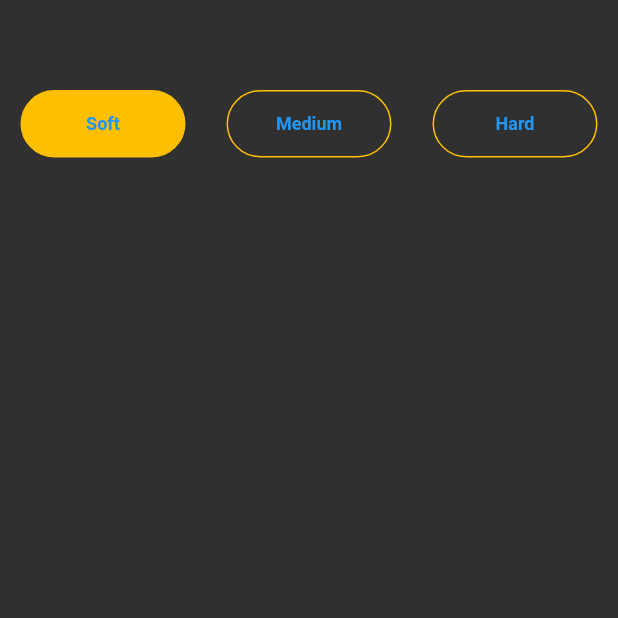
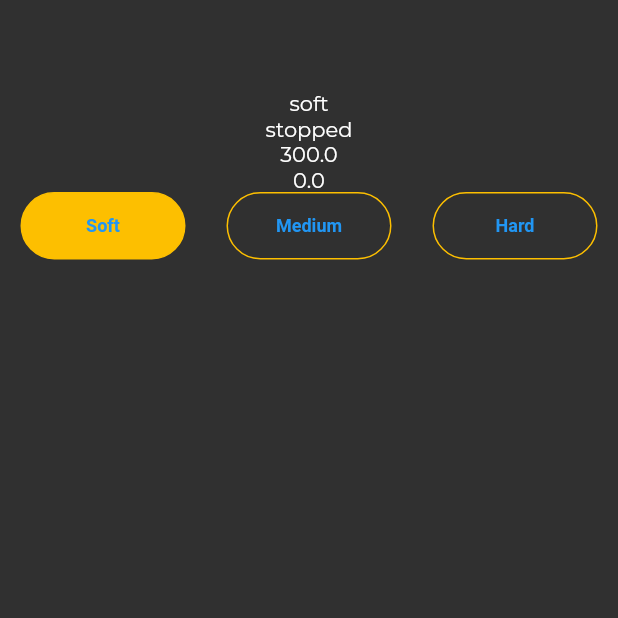
Before and after one commit to thiago-miranda/-Flutter-Apps-Perfect-Eggs, a Flutter app: the screen it shows after launch, on a phone screen of 412 x 824 dp, the top half of it. Run offline on Flutter 3.47's test engine with Material 2 defaults, Android fonts, the phone set to English and light mode, and no system bars; our stand-ins replace flare_flutter; Roboto replaces fonts that are missing (Monteserrat).

Commit message:
mostrando timer

```diff
--- a/lib/blocs/app.bloc.dart
+++ b/lib/blocs/app.bloc.dart
@@ -6,7 +6,7 @@ class AppBloc extends ChangeNotifier {
   Timer? timer;
   String state = "stopped";
   String selected = "soft";
-  double time = 0.1 * 60.0;
+  double time = 5 * 60.0;
   double seconds = 0;
   double percent = 0;
 
--- a/lib/pages/home.page.dart
+++ b/lib/pages/home.page.dart
@@ -1,18 +1,26 @@
 import 'package:flutter/material.dart';
+import 'package:perfect_eggs/blocs/app.bloc.dart';
 import 'package:perfect_eggs/widgets/type-buttons.widget.dart';
+import 'package:provider/provider.dart';
 
 class HomePage extends StatelessWidget {
   const HomePage({Key? key}) : super(key: key);
 
   @override
   Widget build(BuildContext context) {
+    final bloc = Provider.of<AppBloc>(context);
+
     return Scaffold(
       body: Column(
-        children: const [
-          SizedBox(
+        children: [
+          const SizedBox(
             height: 60,
           ),
-          TypeButtons(),
+          Text(bloc.selected),
+          Text(bloc.state),
+          Text(bloc.time.toString()),
+          Text(bloc.seconds.toString()),
+          const TypeButtons(),
         ],
       ),
     );
```
